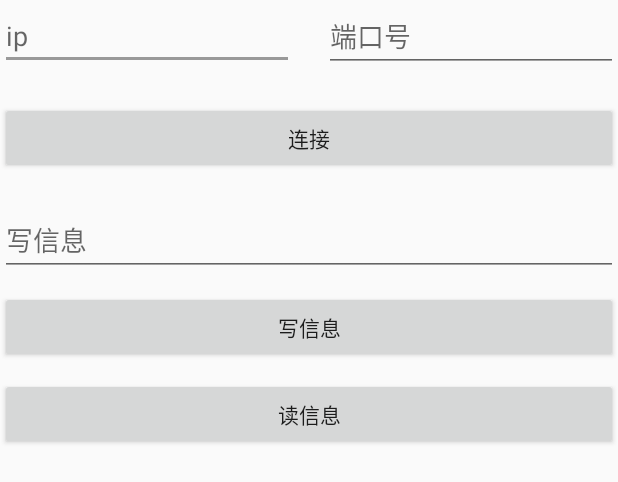
After one commit to wxm396201647/android, an Android app: the layout activity_sec.xml on its own in the app's theme, with its tools: preview values and no code run, on a phone screen of 412 x 824 dp. The commit adds this screen. Shown: the top 482 px of the screen. Run offline under Robolectric (Android 15) with nearby library versions, the phone set to English and light mode, and no system bars.

Commit message:
测试 tcp/http

```diff
--- a/app/build.gradle
+++ b/app/build.gradle
@@ -20,7 +20,6 @@ android {
             keyPassword '123456'
             storeFile file('thanatos.keystore')
             storePassword '123456'
-            v2SigningEnabled false
         }
     }
     //配置so文件
--- a/app/src/main/java/com/thanatos/app/api/Api.kt
+++ b/app/src/main/java/com/thanatos/app/api/Api.kt
@@ -6,6 +6,7 @@ import com.thanatos.app.mvp.model.bean.User
 import retrofit2.Call
 import retrofit2.Response
 import retrofit2.http.GET
+import retrofit2.http.Url
 
 interface Api {
 
@@ -15,4 +16,7 @@ interface Api {
     @GET(APIAddressConstants.userLogin)
     fun login(): Call<Response<BaseBean<User>>>
 
+    @GET()
+    fun test1(@Url url: String): Call<String>
+
 }
--- /dev/null
+++ b/app/src/main/res/layout/activity_sec.xml
@@ -0,0 +1,75 @@
+<?xml version="1.0" encoding="utf-8"?>
+<LinearLayout xmlns:android="http://schemas.android.com/apk/res/android"
+    android:layout_width="match_parent"
+    android:layout_height="match_parent"
+    android:orientation="vertical">
+
+    <LinearLayout
+        android:layout_width="match_parent"
+        android:layout_height="wrap_content"
+        android:orientation="horizontal">
+
+        <EditText
+            android:id="@+id/ip"
+            android:layout_width="0dp"
+            android:layout_height="wrap_content"
+            android:layout_weight="1"
+            android:hint="ip" />
+
+        <EditText
+            android:id="@+id/dk"
+            android:layout_width="0dp"
+            android:layout_height="wrap_content"
+            android:layout_marginLeft="20dp"
+            android:layout_weight="1"
+            android:hint="端口号" />
+    </LinearLayout>
+
+    <Button
+        android:id="@+id/connect"
+        android:layout_width="match_parent"
+        android:layout_height="wrap_content"
+        android:layout_marginTop="20dp"
+        android:text="连接" />
+
+
+    <EditText
+        android:id="@+id/write_et"
+        android:layout_width="match_parent"
+        android:layout_height="wrap_content"
+        android:layout_marginTop="20dp"
+        android:hint="写信息" />
+
+    <Button
+        android:id="@+id/write"
+        android:layout_width="match_parent"
+        android:layout_height="wrap_content"
+        android:layout_marginTop="10dp"
+        android:text="写信息" />
+
+    <Button
+        android:id="@+id/read"
+        android:layout_width="match_parent"
+        android:layout_height="wrap_content"
+        android:layout_marginTop="10dp"
+        android:text="读信息" />
+
+
+    <ScrollView
+        android:layout_width="match_parent"
+        android:layout_height="wrap_content"
+        android:layout_marginTop="20dp">
+
+        <LinearLayout
+            android:layout_width="match_parent"
+            android:layout_height="wrap_content"
+            android:orientation="vertical">
+
+            <TextView
+                android:id="@+id/info"
+                android:layout_width="wrap_content"
+                android:layout_height="wrap_content" />
+        </LinearLayout>
+    </ScrollView>
+
+</LinearLayout>
```
Also changed, not shown: app/src/main/AndroidManifest.xml (+6 -1 lines), app/src/main/java/com/thanatos/app/ui/MainActivity.kt (+33 -4 lines), app/src/main/java/com/thanatos/app/ui/SocketTest.kt (added, +133 -0 lines), app/src/main/res/layout/activity_main.xml (+36 -9 lines), 1 other file.
